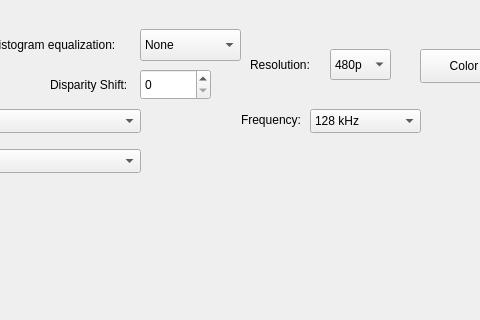
This is vocWindowView.ui in rdelgiudi/vocalization-recorder as Qt 5 draws it before an edit; both pictures show x 380 to 860 and y 571 to 891 of the 1045 by 982 pixel window. The edited form follows.
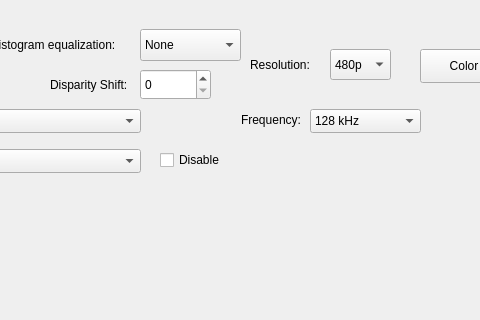
This is the edited form.

Commit message: allowed to disable second audio device

```diff
--- a/vocWindowView.ui
+++ b/vocWindowView.ui
@@ -379,6 +379,24 @@
     </property>
     <layout class="QVBoxLayout" name="plotLayout"/>
    </widget>
+   <widget class="QCheckBox" name="disableSecondBox">
+    <property name="geometry">
+     <rect>
+      <x>540</x>
+      <y>720</y>
+      <width>161</width>
+      <height>22</height>
+     </rect>
+    </property>
+    <property name="font">
+     <font>
+      <pointsize>9</pointsize>
+     </font>
+    </property>
+    <property name="text">
+     <string>Disable </string>
+    </property>
+   </widget>
   </widget>
  </widget>
  <resources/>
```
The commit also changes 3 other files.
